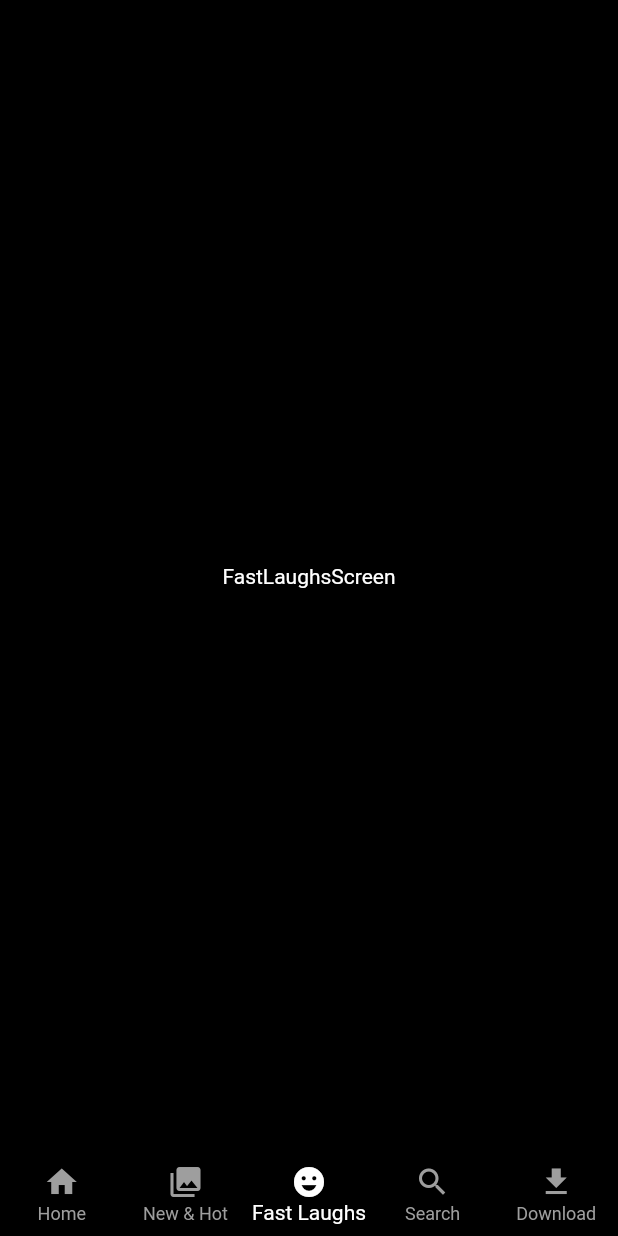
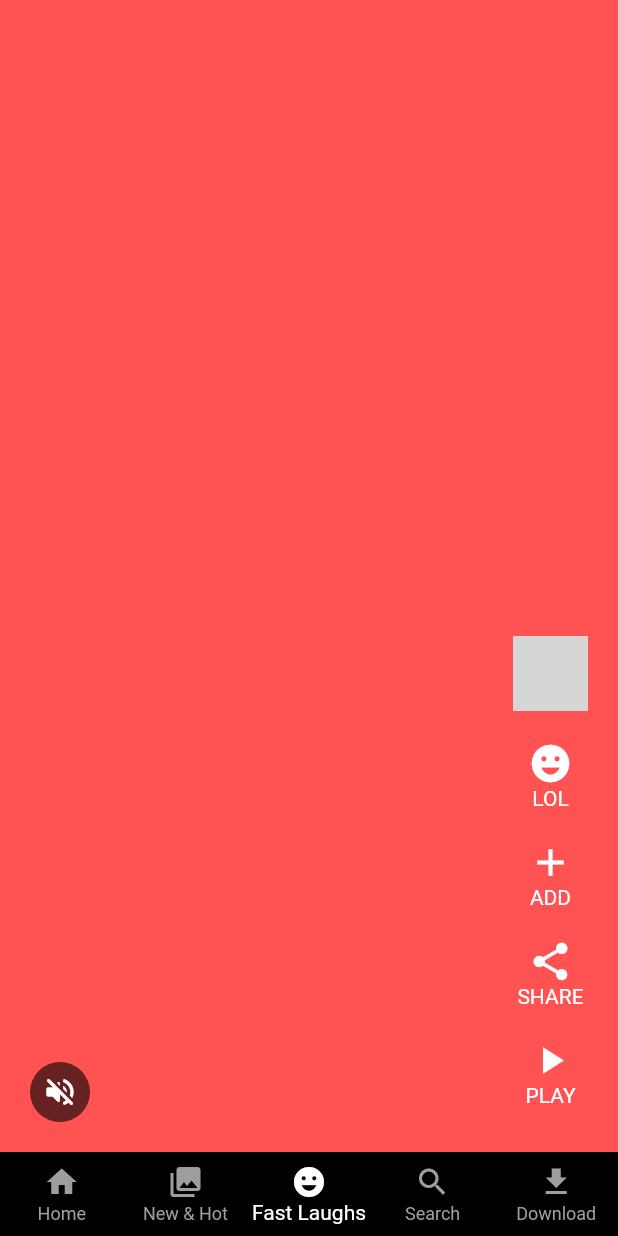
Before and after one commit to azzaar/Netflix-MobileApp-Flutter, a Flutter app: the screen it shows after launch, item 3 of the bottom bar chosen, on a phone screen of 412 x 824 dp. Run offline on Flutter 3.47's test engine with Material 2 defaults, Android fonts, the phone set to English and light mode, and no system bars; network calls fail; grey boxes are pictures that could not be loaded.

Commit message:
fast & laugh page complet

```diff
--- a/my_app/lib/presentation/fastlaugh/fastlaughs_screen.dart
+++ b/my_app/lib/presentation/fastlaugh/fastlaughs_screen.dart
@@ -1,13 +1,21 @@
 import 'package:flutter/material.dart';
+import 'package:my_app/presentation/fastlaugh/widget/video_list_view.dart';
 
 class FastLaughsScreen extends StatelessWidget {
   const FastLaughsScreen({Key? key}) : super(key: key);
 
   @override
   Widget build(BuildContext context) {
-    return const Scaffold(
-        body: Center(
-      child: Text("FastLaughsScreen"),
-    ));
+    return Scaffold(
+      body: SafeArea(
+          child: PageView(
+        scrollDirection: Axis.vertical,
+        children: List.generate(
+            10,
+            (index) => VideoListSCreen(
+                  index: index,
+                )),
+      )),
+    );
   }
 }
--- /dev/null
+++ b/my_app/lib/presentation/fastlaugh/widget/video_list_view.dart
@@ -0,0 +1,88 @@
+import 'package:flutter/material.dart';
+import 'package:my_app/core/colors/colors.dart';
+
+const imagrUrl =
+    'https://www.themoviedb.org/t/p/w300_and_h450_bestv2/ekZobS8isE6mA53RAiGDG93hBxL.jpg';
+
+class VideoListSCreen extends StatelessWidget {
+  // ignore: prefer_typing_uninitialized_variables
+  final index;
+
+  const VideoListSCreen({Key? key, required this.index}) : super(key: key);
+
+  @override
+  Widget build(BuildContext context) {
+    return Stack(
+      children: [
+        Container(
+          color: Colors.accents[index],
+        ),
+        Padding(
+          padding: const EdgeInsets.symmetric(horizontal: 20, vertical: 20),
+          child: Align(
+            alignment: Alignment.bottomCenter,
+            child: Row(
+              crossAxisAlignment: CrossAxisAlignment.end,
+              mainAxisAlignment: MainAxisAlignment.spaceBetween,
+              children: [
+                //left
+                CircleAvatar(
+                  radius: 20,
+                  backgroundColor: kBalack.withOpacity(0.6),
+                  child: IconButton(
+                      onPressed: () {},
+                      icon: const Icon(
+                        Icons.volume_off_rounded,
+                        color: kWhite,
+                      )),
+                ),
+                Column(
+                  mainAxisAlignment: MainAxisAlignment.end,
+                  children: const [
+                    Padding(
+                      padding: EdgeInsets.symmetric(vertical: 10),
+                      child: CircleAvatar(
+                        radius: 25,
+                        backgroundImage: NetworkImage(imagrUrl),
+                      ),
+                    ),
+                    VideoActionIcon(title: 'LOL', icon: Icons.emoji_emotions),
+                    VideoActionIcon(title: 'ADD', icon: Icons.add),
+                    VideoActionIcon(title: 'SHARE', icon: Icons.share),
+                    VideoActionIcon(title: 'PLAY', icon: Icons.play_arrow),
+                  ],
+                )
+              ],
+            ),
+          ),
+        )
+      ],
+    );
+  }
+}
+
+class VideoActionIcon extends StatelessWidget {
+  final String title;
+  final IconData icon;
+  const VideoActionIcon({Key? key, required this.title, required this.icon})
+      : super(key: key);
+
+  @override
+  Widget build(BuildContext context) {
+    return Padding(
+      padding: const EdgeInsets.symmetric(
+        vertical: 10,
+      ),
+      child: Column(
+        children: [
+          Icon(
+            icon,
+            color: kWhite,
+            size: 30,
+          ),
+          Text(title)
+        ],
+      ),
+    );
+  }
+}
--- a/my_app/lib/presentation/serach/serach_screen.dart
+++ b/my_app/lib/presentation/serach/serach_screen.dart
@@ -2,7 +2,7 @@ import 'package:flutter/cupertino.dart';
 import 'package:flutter/material.dart';
 import 'package:my_app/core/colors/colors.dart';
 import 'package:my_app/core/constant.dart';
-import 'package:my_app/presentation/serach/widget/serach_screen_idle.dart';
+import 'package:my_app/presentation/serach/widget/search_result.dart';
 
 class SearchScreen extends StatelessWidget {
   const SearchScreen({Key? key}) : super(key: key);
@@ -29,7 +29,7 @@ class SearchScreen extends StatelessWidget {
               style: const TextStyle(color: kWhite),
             ),
             sizedHeight20,
-            const Expanded(child: SearchScreenTile())
+            const Expanded(child: SearchResultScreen())
           ],
         ),
       )),
--- a/my_app/lib/presentation/serach/widget/serach_screen_idle.dart
+++ b/my_app/lib/presentation/serach/widget/serach_screen_idle.dart
@@ -2,6 +2,7 @@ import 'package:flutter/cupertino.dart';
 import 'package:flutter/material.dart';
 import 'package:my_app/core/colors/colors.dart';
 import 'package:my_app/core/constant.dart';
+import 'package:my_app/presentation/serach/widget/search_title.dart';
 
 const imageUrl =
     'https://www.themoviedb.org/t/p/w250_and_h141_face/uzIGtyS6bbnJzGsPL93WCF1FWm8.jpg';
@@ -14,10 +15,7 @@ class SearchScreenTile extends StatelessWidget {
     return Column(
       crossAxisAlignment: CrossAxisAlignment.start,
       children: [
-        const Text(
-          "Top Searches",
-          style: TextStyle(fontSize: 24, fontWeight: FontWeight.bold),
-        ),
+        const SearchTitleWidget(title: "Top Searches"),
         Expanded(
           child: ListView.separated(
             shrinkWrap: true,
```
Also changed, not shown: my_app/lib/presentation/serach/widget/search_result.dart (added, +49 -0 lines), my_app/lib/presentation/serach/widget/search_title.dart (added, +15 -0 lines).
